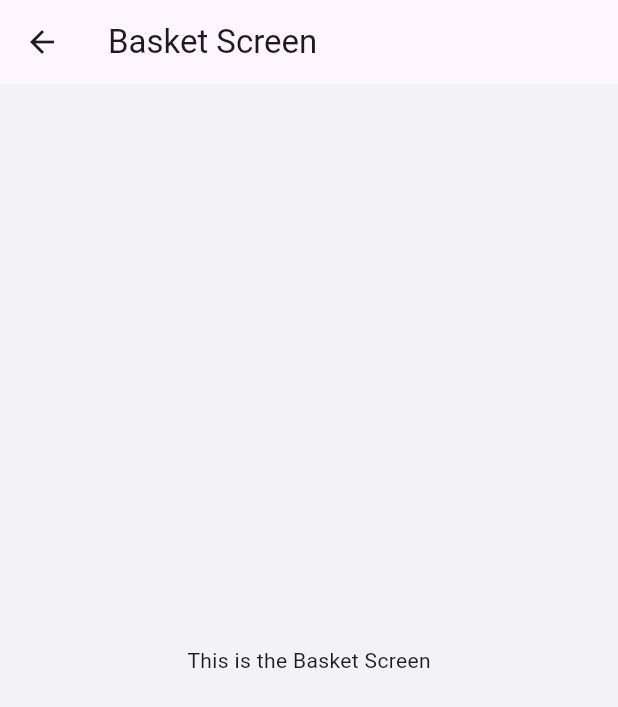
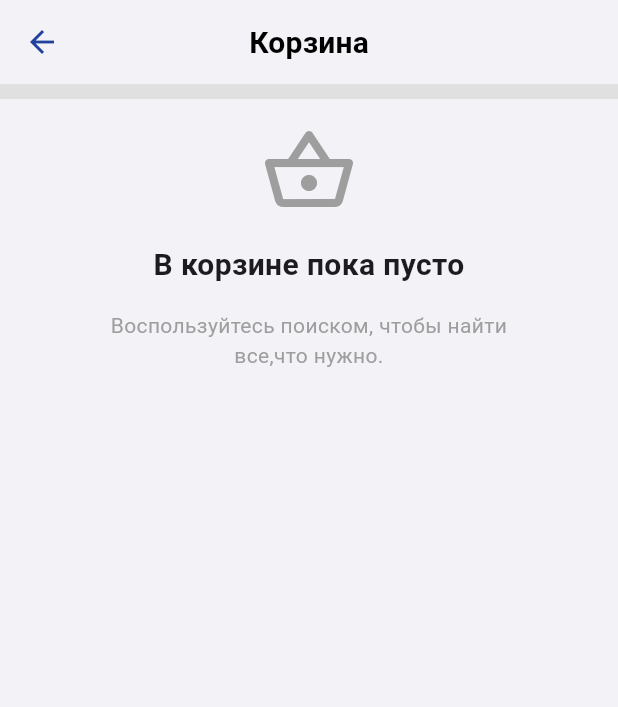
Before and after one commit to cnurba/service_shop, a Flutter app: the BasketScreen screen opened directly, on a phone screen of 412 x 824 dp. Shown: the top 707 px of the screen. Run offline on Flutter 3.47's test engine with Material 3 defaults, Android fonts, the phone set to English and light mode, and no system bars; our stand-ins replace cached_network_image, dio, equatable, flutter_riverpod, flutter_secure_storage, flutter_svg and 1 more; accounts and stored records are empty; network calls fail.

Commit message:
basket screen

```diff
--- a/lib/app/basket/basket_screen.dart
+++ b/lib/app/basket/basket_screen.dart
@@ -1,17 +1,25 @@
 
 import 'package:flutter/material.dart';
+import 'package:service_shop/app/basket/presentation/empty_basket_widget.dart';
+import 'package:service_shop/core/presentation/appbar/favs_app_bar.dart';
 
 class BasketScreen extends StatelessWidget {
   const BasketScreen({super.key});
 
   @override
   Widget build(BuildContext context) {
-    return Scaffold(
-      appBar: AppBar(
-        title: const Text('Basket Screen'),
-      ),
-      body: const Center(
-        child: Text('This is the Basket Screen'),
+    return SafeArea(
+      child: Scaffold(
+        appBar: FavsAppBar(
+          title: "Корзина",
+        ),
+        body: ListView(
+
+          children: const [
+            /// Виджет показывает у вас еще нет избранных товаров
+            EmptyBasketWidget(),
+          ],
+        ),
       ),
     );
   }
--- /dev/null
+++ b/lib/app/basket/presentation/empty_basket_widget.dart
@@ -0,0 +1,39 @@
+import 'package:flutter/material.dart';
+
+class EmptyBasketWidget extends StatelessWidget {
+  const EmptyBasketWidget({super.key});
+  @override
+  Widget build(BuildContext context) {
+    return Center(
+      child: Column(
+        mainAxisAlignment: MainAxisAlignment.center,
+        children: const [
+          SizedBox(height: 16),
+          Icon(
+            Icons.shopping_basket_outlined,
+            size: 64,
+            color: Colors.grey,
+          ),
+          SizedBox(height: 16),
+          Text(
+            'В корзине пока пусто',
+            textAlign: TextAlign.center,
+            style: TextStyle(
+              fontSize: 20,
+              fontWeight: FontWeight.w600,
+            ),
+          ),
+          SizedBox(height: 16),
+          Text(
+            'Воспользуйтесь поиском, чтобы найти\nвсе,что нужно.',
+            textAlign: TextAlign.center,
+            style: TextStyle(
+              fontSize: 14,
+              color: Colors.grey,
+            ),
+          ),
+        ],
+      ),
+    );
+  }
+}
--- a/lib/app/search/search_screen.dart
+++ b/lib/app/search/search_screen.dart
@@ -1,5 +1,5 @@
-
 import 'package:flutter/material.dart';
+import 'package:service_shop/core/presentation/appbar/search_appbar.dart';
 
 class SearchScreen extends StatelessWidget {
   const SearchScreen({super.key});
@@ -7,12 +7,8 @@ class SearchScreen extends StatelessWidget {
   @override
   Widget build(BuildContext context) {
     return Scaffold(
-      appBar: AppBar(
-        title: const Text('Search Screen'),
-      ),
-      body: const Center(
-        child: Text('Search Screen Content'),
-      ),
+      appBar: SearchAppBar(hintText: "Поиск"),
+      body: const Center(child: Text('Search Screen Content')),
     );
   }
 }
--- a/lib/app/shop/presentation/shop_detail/product_detail_screen.dart
+++ b/lib/app/shop/presentation/shop_detail/product_detail_screen.dart
@@ -7,7 +7,6 @@ import 'package:service_shop/core/presentation/theme/colors.dart';
 
 class ProductDetailScreen extends StatelessWidget {
   const ProductDetailScreen({super.key, required this.product});
-
   final ShopProduct product;
 
   @override
--- /dev/null
+++ b/lib/core/presentation/appbar/favs_app_bar.dart
@@ -0,0 +1,36 @@
+import 'package:flutter/material.dart';
+
+class FavsAppBar extends StatelessWidget implements PreferredSizeWidget {
+  const FavsAppBar({super.key, required this.title});
+  final String title;
+
+  @override
+  Widget build(BuildContext context) {
+    return Column(
+      children: [
+        AppBar(
+
+          title: Text(
+            title,
+            style: Theme.of(context).textTheme.titleMedium!.copyWith(
+                  fontWeight: FontWeight.w600,
+                  fontSize: 20,
+                  color: Colors.black,
+            ),
+          ),
+          centerTitle: true,
+          backgroundColor: Colors.transparent,
+          elevation: 0,
+        ),
+        Container(
+          height: 10,
+          color: Colors.grey[300],
+
+        )
+      ],
+    );
+  }
+
+  @override
+  Size get preferredSize => const Size.fromHeight(kToolbarHeight+10);
+}
--- a/lib/main.dart
+++ b/lib/main.dart
@@ -18,7 +18,7 @@ Future<void> _appInitializer() async {
   getIt<Dio>()
     ..options = BaseOptions(
       connectTimeout: const Duration(milliseconds: 60 * 1000),
-      receiveTimeout: const Duration(milliseconds: 3000),
+      receiveTimeout: const Duration(milliseconds: 60 * 1000),
       baseUrl: ServerAddress().baseUrl,
     )
     ..interceptors.add(getIt<DioInterceptor>());
```
Also changed, not shown: lib/app/favs/favs_screen.dart (+12 -2 lines), lib/app/favs/presentation/empty_favs_widget.dart (added, +39 -0 lines), lib/core/presentation/appbar/search_appbar.dart (added, +64 -0 lines), lib/core/presentation/theme/app_theme.dart (+10 -0 lines), pubspec.lock, 1 other file.
